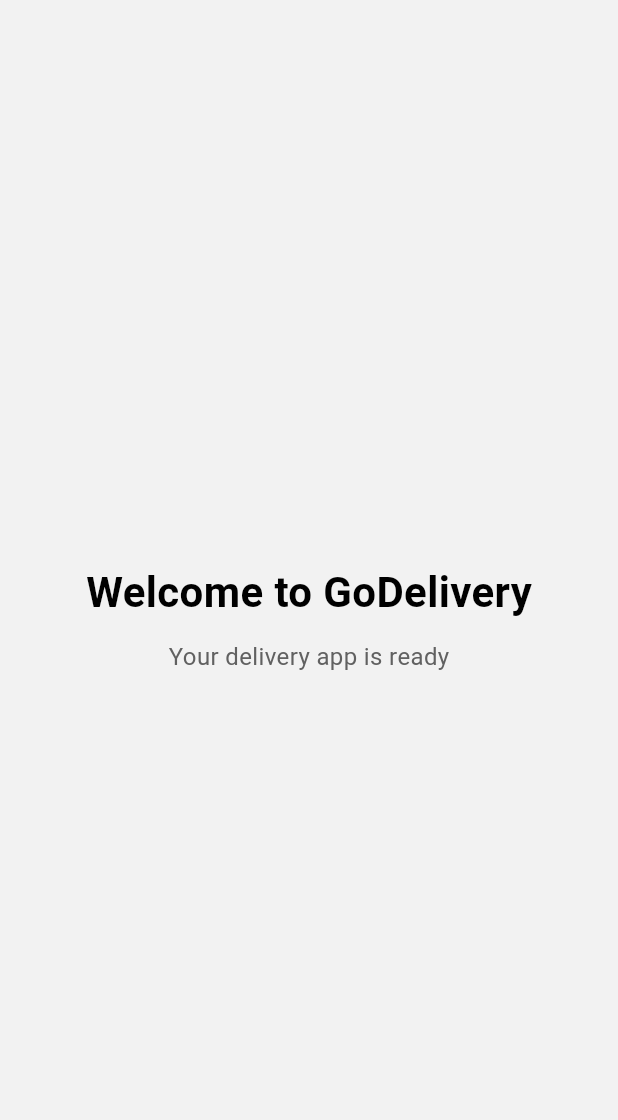
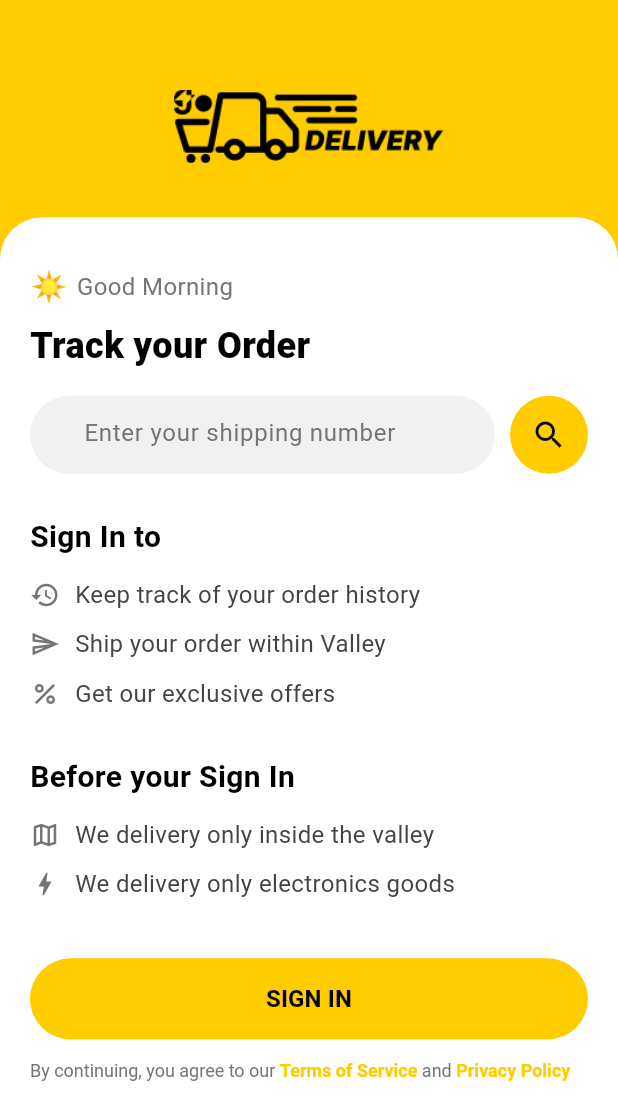
Before and after one commit to dipika-maharjan/godelivery, a Flutter app: the screen it shows after launch, on a phone screen of 412 x 824 dp. Shown: the top 1120 px of the screen. Run offline on Flutter 3.47's test engine with Material 3 defaults, Android fonts, the phone set to English and light mode, and no system bars.

Commit message:
Add onboarding screen and logo; update splash screen navigation

```diff
--- /dev/null
+++ b/lib/features/onboarding/presentation/onboarding_screen.dart
@@ -0,0 +1,271 @@
+import 'package:flutter/material.dart';
+import '../../../core/constants/app_colors.dart';
+
+class OnboardingScreen extends StatefulWidget {
+  const OnboardingScreen({super.key});
+
+  @override
+  State<OnboardingScreen> createState() => _OnboardingScreenState();
+}
+
+class _OnboardingScreenState extends State<OnboardingScreen> {
+  final _trackingCtrl = TextEditingController();
+
+  void _onTrackPressed() {
+    final id = _trackingCtrl.text.trim();
+    if (id.isEmpty) return;
+    // TODO: navigate to Tracking Details / Shipment Not Found once
+    // those screens + the tracking repository exist.
+    debugPrint('Track pressed for: $id');
+  }
+
+  @override
+  void dispose() {
+    _trackingCtrl.dispose();
+    super.dispose();
+  }
+
+  @override
+  Widget build(BuildContext context) {
+    return Scaffold(
+      backgroundColor: AppColors.primary,
+      body: SafeArea(
+        bottom: false,
+        child: Column(
+          children: [
+            // --- Yellow header: logo wordmark ---
+            const SizedBox(height: 60),
+            const _LogoWordmark(),
+            const SizedBox(height: 36),
+
+            // --- White rounded content sheet ---
+            Expanded(
+              child: Container(
+                width: double.infinity,
+                decoration: const BoxDecoration(
+                  color: AppColors.white,
+                  borderRadius: BorderRadius.vertical(top: Radius.circular(28)),
+                ),
+                child: SingleChildScrollView(
+                  padding: const EdgeInsets.fromLTRB(20, 24, 20, 20),
+                  child: Column(
+                    crossAxisAlignment: CrossAxisAlignment.start,
+                    children: [
+                      const SizedBox(height: 8),
+                      Row(
+                        children: const [
+                          Text('☀️', style: TextStyle(fontSize: 20)),
+                          SizedBox(width: 6),
+                          Text(
+                            'Good Morning',
+                            style: TextStyle(
+                              color: AppColors.grey,
+                              fontSize: 16,
+                            ),
+                          ),
+                        ],
+                      ),
+                      const SizedBox(height: 8),
+                      const Text(
+                        'Track your Order',
+                        style: TextStyle(
+                          fontSize: 24,
+                          fontWeight: FontWeight.w800,
+                          color: AppColors.black,
+                        ),
+                      ),
+                      const SizedBox(height: 16),
+
+                      // Tracking search field
+                      Row(
+                        children: [
+                          Expanded(
+                            child: Container(
+                              height: 52,
+                              padding: const EdgeInsets.symmetric(
+                                horizontal: 16,
+                              ),
+                              decoration: BoxDecoration(
+                                color: const Color(0xFFF2F2F2),
+                                borderRadius: BorderRadius.circular(26),
+                              ),
+                              child: Center(
+                                child: TextField(
+                                  controller: _trackingCtrl,
+                                  onSubmitted: (_) => _onTrackPressed(),
+                                  decoration: const InputDecoration(
+                                    hintText: 'Enter your shipping number',
+                                    hintStyle: TextStyle(
+                                      color: AppColors.grey,
+                                      fontSize: 16,
+                                    ),
+                                    border: InputBorder.none,
+                                    isDense: true,
+                                  ),
+                                ),
+                              ),
+                            ),
+                          ),
+                          const SizedBox(width: 10),
+                          InkWell(
+                            onTap: _onTrackPressed,
+                            borderRadius: BorderRadius.circular(26),
+                            child: Container(
+                              width: 52,
+                              height: 52,
+                              decoration: const BoxDecoration(
+                                color: AppColors.primary,
+                                shape: BoxShape.circle,
+                              ),
+                              child: const Icon(
+                                Icons.search,
+                                color: AppColors.black,
+                              ),
+                            ),
+                          ),
+                        ],
+                      ),
+
+                      const SizedBox(height: 28),
+                      const Text(
+                        'Sign In to',
+                        style: TextStyle(
+                          fontSize: 20,
+                          fontWeight: FontWeight.w700,
+                          color: AppColors.black,
+                        ),
+                      ),
+                      const SizedBox(height: 12),
+                      const _InfoRow(
+                        icon: Icons.history,
+                        label: 'Keep track of your order history',
+                      ),
+                      const _InfoRow(
+                        icon: Icons.send_outlined,
+                        label: 'Ship your order within Valley',
+                      ),
+                      const _InfoRow(
+                        icon: Icons.percent,
+                        label: 'Get our exclusive offers',
+                      ),
+
+                      const SizedBox(height: 20),
+                      const Text(
+                        'Before your Sign In',
+                        style: TextStyle(
+                          fontSize: 20,
+                          fontWeight: FontWeight.w700,
+                          color: AppColors.black,
+                        ),
+                      ),
+                      const SizedBox(height: 12),
+                      const _InfoRow(
+                        icon: Icons.map_outlined,
+                        label: 'We delivery only inside the valley',
+                      ),
+                      const _InfoRow(
+                        icon: Icons.bolt_outlined,
+                        label: 'We delivery only electronics goods',
+                      ),
+
+                      const SizedBox(height: 28),
+                      SizedBox(
+                        width: double.infinity,
+                        height: 54,
+                        child: ElevatedButton(
+                          onPressed: () {
+                            // TODO: navigate to Sign In screen.
+                          },
+                          style: ElevatedButton.styleFrom(
+                            backgroundColor: AppColors.primary,
+                            foregroundColor: AppColors.black,
+                            shape: RoundedRectangleBorder(
+                              borderRadius: BorderRadius.circular(27),
+                            ),
+                            elevation: 0,
+                          ),
+                          child: const Text(
+                            'SIGN IN',
+                            style: TextStyle(
+                              fontSize: 16,
+                              fontWeight: FontWeight.w700,
+                            ),
+                          ),
+                        ),
+                      ),
+                      const SizedBox(height: 14),
+                      RichText(
+                        textAlign: TextAlign.center,
+                        text: const TextSpan(
+                          style: TextStyle(fontSize: 12, color: AppColors.grey),
+                          children: [
+                            TextSpan(text: 'By continuing, you agree to our '),
+                            TextSpan(
+                              text: 'Terms of Service',
+                              style: TextStyle(
+                                color: AppColors.primary,
+                                fontWeight: FontWeight.w600,
+                              ),
+                            ),
+                            TextSpan(text: ' and '),
+                            TextSpan(
+                              text: 'Privacy Policy',
+                              style: TextStyle(
+                                color: AppColors.primary,
+                                fontWeight: FontWeight.w600,
+                              ),
+                            ),
+                          ],
+                        ),
+                      ),
+                    ],
+                  ),
+                ),
+              ),
+            ),
+          ],
+        ),
+      ),
+    );
+  }
+}
+
+class _LogoWordmark extends StatelessWidget {
+  const _LogoWordmark();
+
+  @override
+  Widget build(BuildContext context) {
+    return Center(
+      child: Image.asset(
+        'assets/images/onboarding_logo.png',
+        width: 180,
+        fit: BoxFit.contain,
+      ),
+    );
+  }
+}
+
+class _InfoRow extends StatelessWidget {
+  final IconData icon;
+  final String label;
+  const _InfoRow({required this.icon, required this.label});
+
+  @override
+  Widget build(BuildContext context) {
+    return Padding(
+      padding: const EdgeInsets.only(bottom: 10),
+      child: Row(
+        children: [
+          Icon(icon, size: 20, color: AppColors.grey),
+          const SizedBox(width: 10),
+          Expanded(
+            child: Text(
+              label,
+              style: const TextStyle(fontSize: 16, color: Color(0xFF444444)),
+            ),
+          ),
+        ],
+      ),
+    );
+  }
+}
--- a/lib/features/splash/presentation/splash_screen.dart
+++ b/lib/features/splash/presentation/splash_screen.dart
@@ -2,7 +2,7 @@
 
 import 'package:flutter/material.dart';
 
-import '../../home/presentation/home_screen.dart';
+import '../../onboarding/presentation/onboarding_screen.dart';
 
 class SplashScreen extends StatefulWidget {
   const SplashScreen({super.key});
@@ -17,9 +17,9 @@
     super.initState();
     Timer(const Duration(seconds: 2), () {
       if (!mounted) return;
-      Navigator.of(
-        context,
-      ).pushReplacement(MaterialPageRoute(builder: (_) => const HomeScreen()));
+      Navigator.of(context).pushReplacement(
+        MaterialPageRoute(builder: (_) => const OnboardingScreen()),
+      );
     });
   }
 
```
Also changed, not shown: assets/images/onboarding_logo.png (added), 1 other file.
